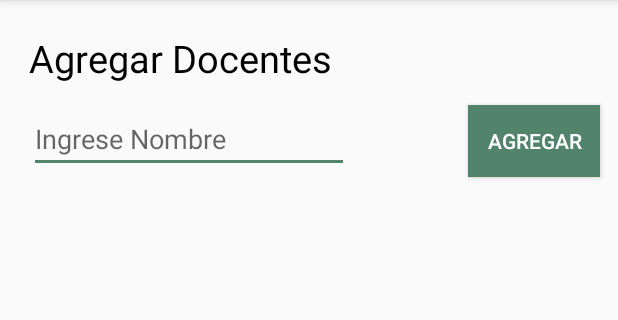
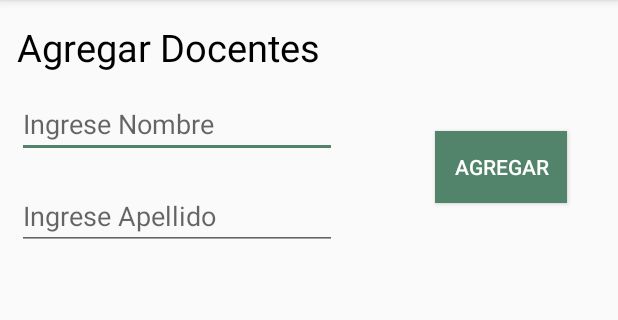
Before and after one commit to ManuelAC22/ListadoLogin, an Android app: the ListadoDocenteActivity screen opened directly, with no data from a screen before it, after a tap on "AGREGAR", on a phone screen of 412 x 824 dp, the part 84-404 px from its top. Run offline under Robolectric (Android 15) with nearby library versions, the phone set to English and light mode, and no system bars.

Commit message:
add apellido

```diff
--- a/app/src/main/java/com/example/autonoma/apploginlistado/ListadoDocenteActivity.java
+++ b/app/src/main/java/com/example/autonoma/apploginlistado/ListadoDocenteActivity.java
@@ -13,7 +13,7 @@ import java.util.ArrayList;
 
 public class ListadoDocenteActivity extends AppCompatActivity {
 
-    EditText txtNombreDocente ;
+    EditText txtNombreDocente ,txtApellidoDocente;
     Button addDocente;
     ListView listadoDocentes;
 
@@ -26,6 +26,7 @@ public class ListadoDocenteActivity extends AppCompatActivity {
         setContentView(R.layout.activity_listado_docente);
 
         txtNombreDocente = findViewById(R.id.txtNombreDocente);
+        txtApellidoDocente = findViewById(R.id.txtApellidoDocente);
         addDocente = findViewById(R.id.addDocente);
         listadoDocentes = findViewById(R.id.listadoDocentes);
 
@@ -37,10 +38,11 @@ public class ListadoDocenteActivity extends AppCompatActivity {
         addDocente.setOnClickListener(new View.OnClickListener() {
             @Override
             public void onClick(View view) {
-                if(!txtNombreDocente.getText().toString().equals("")) {
-                    datosDocente.add(txtNombreDocente.getText().toString());
+                if(!txtNombreDocente.getText().toString().equals("") && !txtApellidoDocente.getText().toString().equals("")) {
+                    datosDocente.add(txtNombreDocente.getText().toString() + "  "+ txtApellidoDocente.getText().toString());
                     adaptador.notifyDataSetChanged();
                     txtNombreDocente.setText("");
+                    txtApellidoDocente.setText("");
                 }else{
                     Toast.makeText(ListadoDocenteActivity.this, "No puede ingresar un Docente Vacío", Toast.LENGTH_SHORT).show();
                 }
--- a/app/src/main/res/layout/activity_listado_docente.xml
+++ b/app/src/main/res/layout/activity_listado_docente.xml
@@ -12,11 +12,11 @@
         android:layout_height="wrap_content"
         android:layout_alignParentStart="true"
         android:layout_alignParentTop="true"
-        android:layout_marginStart="19dp"
-        android:layout_marginTop="21dp"
+        android:layout_marginStart="11dp"
+        android:layout_marginTop="14dp"
+        android:text="Agregar Docentes"
         android:textColor="#000"
-        android:textSize="25dp"
-        android:text="Agregar Docentes" />
+        android:textSize="25dp" />
 
     <EditText
         android:id="@+id/txtNombreDocente"
@@ -24,10 +24,21 @@
         android:layout_height="wrap_content"
         android:layout_alignStart="@+id/textView2"
         android:layout_below="@+id/textView2"
-        android:layout_marginTop="14dp"
+        android:layout_marginTop="11dp"
         android:ems="10"
         android:hint="Ingrese Nombre"
         android:inputType="textPersonName" />
+
+    <EditText
+        android:id="@+id/txtApellidoDocente"
+        android:layout_width="wrap_content"
+        android:layout_height="wrap_content"
+        android:layout_alignStart="@+id/txtNombreDocente"
+        android:layout_below="@+id/txtNombreDocente"
+        android:layout_marginTop="16dp"
+        android:ems="10"
+        android:inputType="textPersonName"
+        android:hint="Ingrese Apellido"/>
 
     <Button
         android:id="@+id/addDocente"
@@ -35,16 +46,19 @@
         android:layout_height="wrap_content"
         android:layout_alignParentEnd="true"
         android:layout_alignTop="@+id/txtNombreDocente"
-        android:layout_marginEnd="12dp"
+        android:layout_marginEnd="34dp"
+        android:layout_marginTop="27dp"
+        android:background="@color/colorAccent"
         android:text="Agregar"
-        android:background="@color/colorAccent"
-        android:textColor="#fff"/>
+        android:textColor="#fff" />
 
     <ListView
         android:id="@+id/listadoDocentes"
-        android:layout_width="match_parent"
+        android:layout_width="520dp"
         android:layout_height="match_parent"
         android:layout_alignParentStart="true"
-        android:layout_below="@+id/addDocente"
-        android:layout_marginTop="18dp" />
+        android:layout_below="@+id/txtApellidoDocente"
+        android:layout_marginTop="15dp"/>
+
+
 </RelativeLayout>
```
